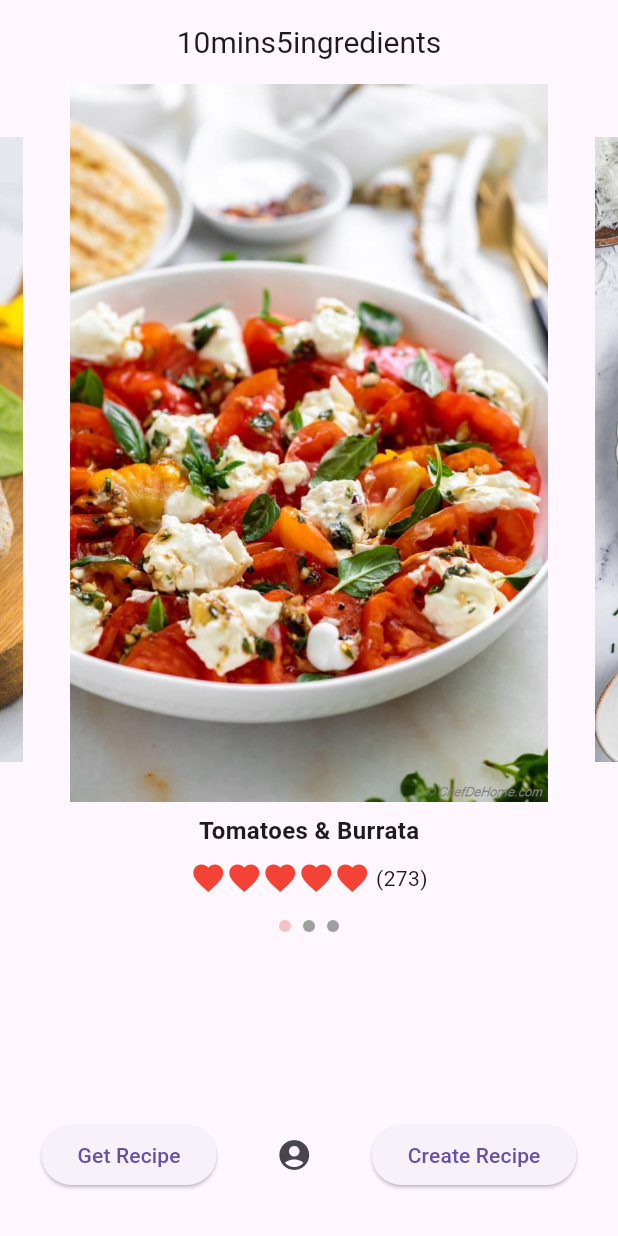
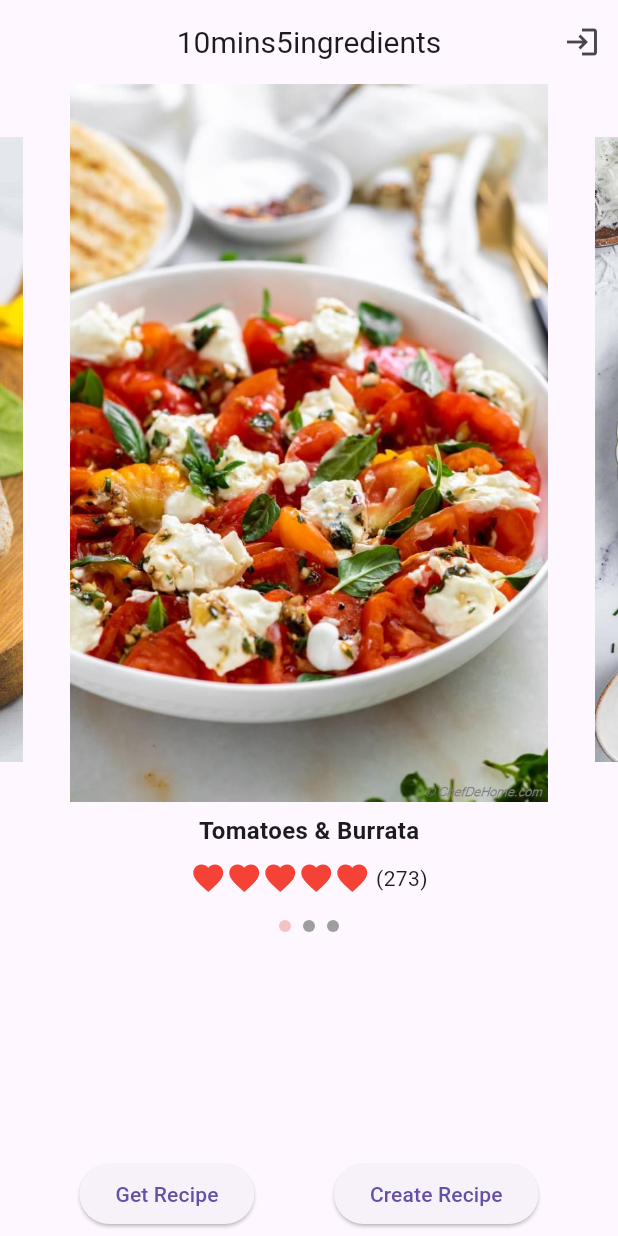
Before and after one commit to YuJieWu5/ten_mins_five_ingredients, a Flutter app: the RecipeDetail screen opened by its route, after a tap on the "home" icon, on a phone screen of 412 x 824 dp. Run offline on Flutter 3.47's test engine with Material 3 defaults, Android fonts, the phone set to English and light mode, and no system bars; drawn by our look-alikes of carousel_slider; our stand-ins replace camera, go_router, image_picker, permission_handler.

Commit message:
update dart files and add drawer

```diff
--- a/lib/camera_widget.dart
+++ b/lib/camera_widget.dart
@@ -9,6 +9,8 @@ Future<void> initializeCameras() async {
 }
 
 class CameraWidget extends StatefulWidget {
+  const CameraWidget({super.key});
+
   @override
   _CameraWidgetState createState() => _CameraWidgetState();
 }
@@ -60,7 +62,7 @@ class _CameraWidgetState extends State<CameraWidget> {
   @override
   Widget build(BuildContext context) {
     if (controller == null || !controller!.value.isInitialized) {
-      return Center(child: CircularProgressIndicator());
+      return const Center(child: CircularProgressIndicator());
     }
     return AspectRatio(
         aspectRatio: controller!.value.aspectRatio,
--- /dev/null
+++ b/lib/global_state.dart
@@ -0,0 +1,7 @@
+import 'package:flutter/foundation.dart';
+
+class GlobalState with ChangeNotifier {
+  bool isLogin;
+
+  GlobalState(): isLogin = false;
+}
--- a/lib/homepage.dart
+++ b/lib/homepage.dart
@@ -1,14 +1,25 @@
 import 'package:flutter/material.dart';
+import 'package:provider/provider.dart';
+import 'package:go_router/go_router.dart';
 import 'homepage_bottom_action_bar.dart';
 import 'homepage_carousel_with_indicator.dart';
+import './global_state.dart';
 
-class HomePage extends StatelessWidget {
+class HomePage extends StatefulWidget {
   const HomePage({super.key});
 
   @override
+  _HomePageState createState() => _HomePageState();
+}
+
+class _HomePageState extends State<HomePage> {
+  final GlobalKey<ScaffoldState> _scaffoldKey = GlobalKey<ScaffoldState>();
+
+  @override
   Widget build(BuildContext context) {
-    final maxHeight = MediaQuery.of(context).size.height - 130;
+    final maxHeight = MediaQuery.of(context).size.height - 150;
     return Scaffold(
+      key: _scaffoldKey,
       appBar: AppBar(
         title: const Text(
           '10mins5ingredients',
@@ -16,23 +27,77 @@ class HomePage extends StatelessWidget {
             fontSize: 20,
           ),
         ),
+        actions: <Widget>[
+          context.read<GlobalState>().isLogin
+              ? _userAvatarButton()
+              : _loginButton(),
+        ],
         automaticallyImplyLeading: false,
         centerTitle: true,
       ),
+      drawer: context.read<GlobalState>().isLogin ? _userDrawer() : null,
       body: SafeArea(
         child: Column(
           children: <Widget>[
-                SizedBox(
-                  height: maxHeight,
-                  child: CarouselWithIndicator(),
+            Expanded(
+              child: const CarouselWithIndicator(),
             ),
-                SizedBox(
+            const SizedBox(
               height: 40,
               child: BottomActionBar(),
+            ),
+            const SizedBox(
+              height: 8,
             )
           ],
         ),
       ),
     );
   }
+
+  Widget _loginButton() {
+    return IconButton(
+      icon: const Icon(Icons.login),
+      onPressed: () {
+        context.go('/login');
+      },
+    );
   }
+
+  Widget _userAvatarButton() {
+    return IconButton(
+      icon: const Icon(Icons.account_circle),
+      onPressed: () {
+        _scaffoldKey.currentState?.openDrawer();
+      },
+    );
+  }
+
+  Widget _userDrawer() {
+    return Drawer(
+      child: ListView(
+        padding: EdgeInsets.zero,
+        children: <Widget>[
+          const DrawerHeader(
+            decoration: BoxDecoration(
+              color: Color(0xFFF4C2C2),
+            ),
+            child: Text('User Menu'),
+          ),
+          ListTile(
+            title: const Text('Saved List'),
+            onTap: () {
+              context.go("/recipeList");
+            },
+          ),
+          ListTile(
+            title: const Text('Created List'),
+            onTap: () {
+              context.go("/recipeList");
+            },
+          ),
+        ],
+      ),
+    );
+  }
+}
--- a/lib/homepage_bottom_action_bar.dart
+++ b/lib/homepage_bottom_action_bar.dart
@@ -10,17 +10,10 @@ class BottomActionBar extends StatelessWidget {
       mainAxisAlignment: MainAxisAlignment.spaceEvenly,
       children: <Widget>[
         ElevatedButton(
-            child: Text('Get Recipe'),
+            child: const Text('Get Recipe'),
             onPressed: () => context.go('/getRecipe')),
-        IconButton(
-          icon: Icon(Icons.account_circle),
-          onPressed: () {
-            // TODO: if already login, display the navigation drawer
-            context.go('/login');
-          },
-        ),
         ElevatedButton(
-          child: Text('Create Recipe'),
+          child: const Text('Create Recipe'),
           onPressed: () => context.go('/uploadRecipe'),
         ),
       ],
--- a/lib/homepage_carousel_with_indicator.dart
+++ b/lib/homepage_carousel_with_indicator.dart
@@ -3,6 +3,8 @@ import 'package:carousel_slider/carousel_slider.dart';
 import 'package:ten_mins_five_ingredients/recipe_detail.dart';
 
 class CarouselWithIndicator extends StatefulWidget {
+  const CarouselWithIndicator({super.key});
+
   @override
   _CarouselWithIndicatorState createState() => _CarouselWithIndicatorState();
 }
@@ -57,7 +59,7 @@ class _CarouselWithIndicatorState extends State<CarouselWithIndicator> {
               // Navigate to the recipe details page
               Navigator.push(
                 context,
-                MaterialPageRoute(builder: (context) => RecipeDetail()),
+                MaterialPageRoute(builder: (context) => const RecipeDetail()),
               );
             },
             child: Column(
@@ -97,7 +99,7 @@ class _CarouselWithIndicatorState extends State<CarouselWithIndicator> {
         carouselController: _controller,
         options: CarouselOptions(
           autoPlay: true,
-          autoPlayInterval: Duration(seconds: 2),
+          autoPlayInterval: const Duration(seconds: 2),
           enlargeCenterPage: true,
           aspectRatio: 3 / 4,
           onPageChanged: (index, reason) {
--- a/lib/ingredients_list.dart
+++ b/lib/ingredients_list.dart
@@ -22,7 +22,7 @@ class _IngredientListPageState extends State<IngredientListPage> {
   Widget build(BuildContext context) {
     return Scaffold(
       appBar: AppBar(
-        title: Text('Ingredient List'),
+        title: const Text('Ingredient List'),
         centerTitle: true,
       ),
       body: Column(
@@ -50,10 +50,10 @@ class _IngredientListPageState extends State<IngredientListPage> {
               onPressed: () {
                 Navigator.push(
                   context,
-                  MaterialPageRoute(builder: (context) => RecipeList()),
+                  MaterialPageRoute(builder: (context) => const RecipeList()),
                 );
               },
-              child: Text('Show me the recipes!'),
+              child: const Text('Show me the recipes!'),
             ),
           ),
         ],
--- a/lib/recipe_detail.dart
+++ b/lib/recipe_detail.dart
@@ -38,7 +38,7 @@ class _RecipeDetailState extends State<RecipeDetail> {
             IconButton(onPressed: (){
               Navigator.push(
                 context,
-                MaterialPageRoute(builder: (context) => HomePage()),
+                MaterialPageRoute(builder: (context) => const HomePage()),
               );
             }, icon: const Icon(Icons.home)),
             IconButton(onPressed: (){}, icon: const Icon(Icons.bookmark_border_rounded)),
--- a/lib/recipe_rating_form.dart
+++ b/lib/recipe_rating_form.dart
@@ -40,7 +40,7 @@ class _RecipeRatingFormState extends State<RecipeRatingForm> {
 
   void _onSubmitPressed(){
     //TODO: send the rating score to database
-    print("Rating:"+ _rating.toString());
+    print("Rating:$_rating");
     Navigator.pop(context);
   }
 
```
Also changed, not shown: lib/log_in.dart (+5 -2 lines), lib/main.dart (+9 -12 lines), lib/photo_capture_page.dart (+11 -7 lines), lib/upload_recipe_page.dart (+5 -5 lines), pubspec.lock. Lines whose indentation alone changed are shown as unchanged.
